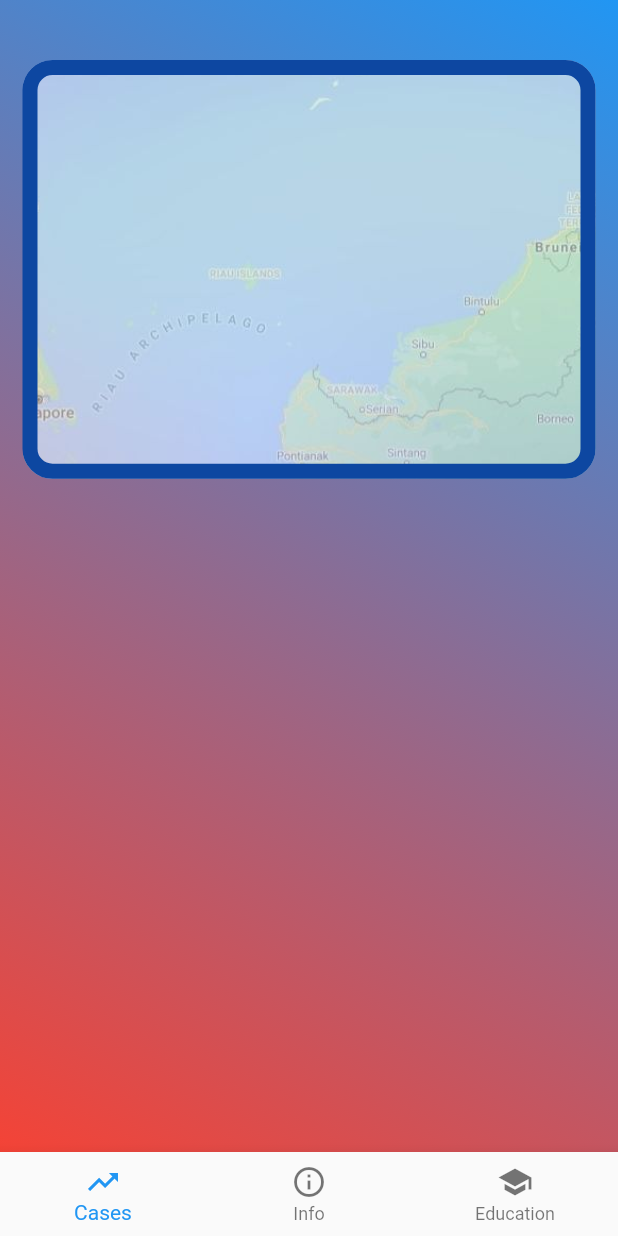
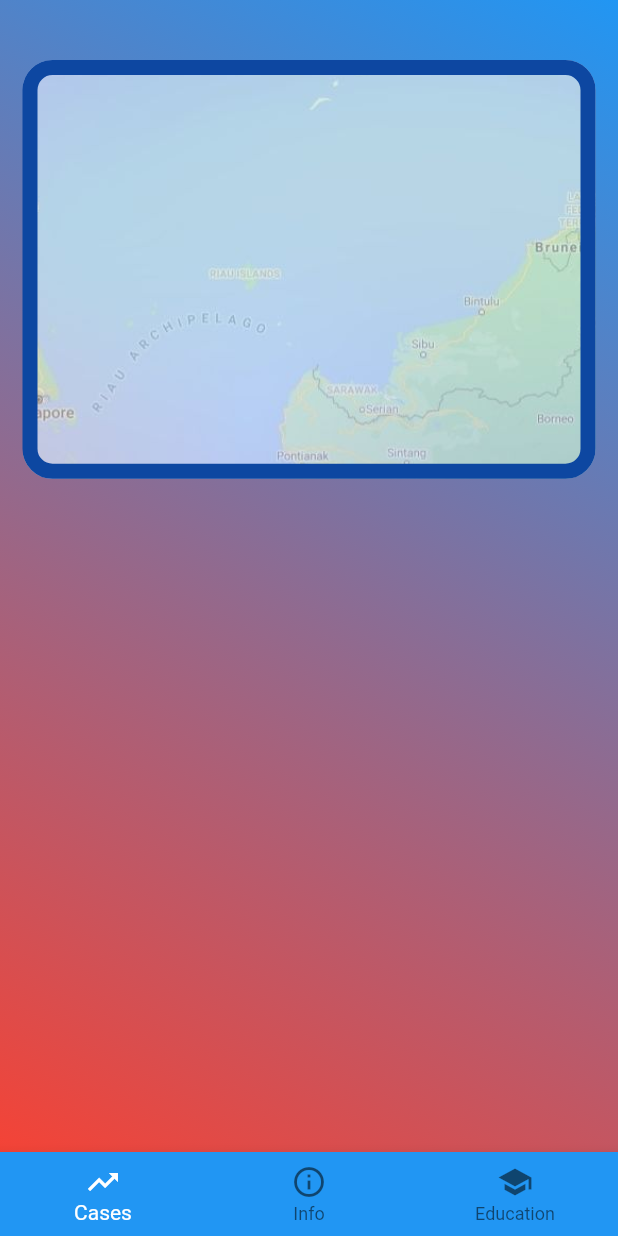
Before and after one commit to AdamHarith2510/flutter_app123, a Flutter app: the screen it shows after launch, on a phone screen of 412 x 824 dp. Run offline on Flutter 3.47's test engine with Material 2 defaults, Android fonts, the phone set to English and light mode, and no system bars; our stand-ins replace page_transition, webview_flutter; network calls fail; project files that could hold a hidden picture were left out.

Commit message:
Add files via upload

```diff
--- a/lib/main.dart
+++ b/lib/main.dart
@@ -40,6 +40,7 @@ class _MyHomePageState extends State<MyHomePage> {
         controller: _pageController,
       ),
       bottomNavigationBar: BottomNavigationBar(
+        backgroundColor: Colors.blue,
         items: <BottomNavigationBarItem>[
           BottomNavigationBarItem(
               icon: Icon(Icons.trending_up),
@@ -55,6 +56,7 @@ class _MyHomePageState extends State<MyHomePage> {
           ),
         ],
         currentIndex: _selectedItem,
+        selectedItemColor: Colors.white,
         onTap: (index) {
           setState(() {
             _selectedItem = index;
```
